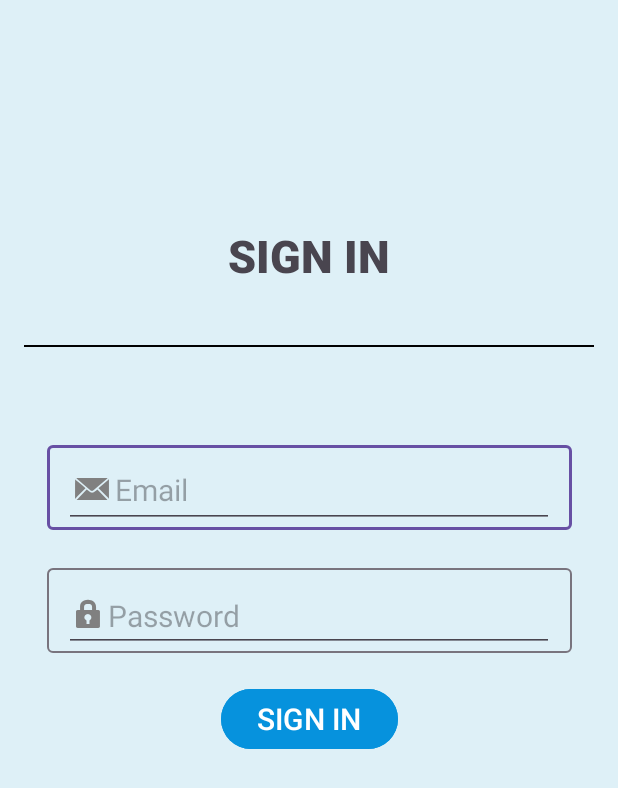
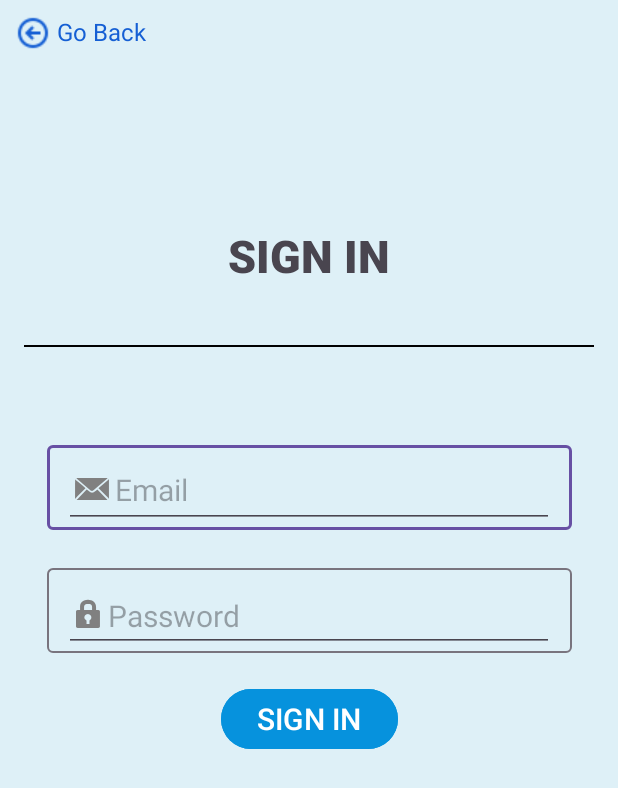
Before and after one commit to yernaz-togizbayev/travel_planner_app, an Android app: the SignInActivity screen opened directly, with no data from a screen before it, on a phone screen of 412 x 824 dp. Shown: the top 788 px of the screen. Run offline under Robolectric (Android 15) with nearby library versions, the phone set to English and light mode, and no system bars.

Commit message:
create GoBack functionality for SignIn screen

```diff
--- a/app/src/main/java/com/example/m3_01_08_reiseplaner/SignInActivity.java
+++ b/app/src/main/java/com/example/m3_01_08_reiseplaner/SignInActivity.java
@@ -2,7 +2,9 @@ package com.example.m3_01_08_reiseplaner;
 
 import androidx.appcompat.app.AppCompatActivity;
 
+import android.content.Intent;
 import android.os.Bundle;
+import android.view.View;
 
 public class SignInActivity extends AppCompatActivity {
 
@@ -11,4 +13,9 @@ public class SignInActivity extends AppCompatActivity {
         super.onCreate(savedInstanceState);
         setContentView(R.layout.activity_signin);
     }
+
+    public void SignInGoBackPress(View view) {
+        Intent intent = new Intent(SignInActivity.this, MainActivity.class);
+        startActivity(intent);
+    }
 }
--- a/app/src/main/res/layout/activity_signin.xml
+++ b/app/src/main/res/layout/activity_signin.xml
@@ -109,4 +109,20 @@
         app:layout_constraintStart_toStartOf="parent"
         app:layout_constraintTop_toBottomOf="@+id/textInputLayout2" />
 
+    <TextView
+        android:id="@+id/SignInGoback"
+        android:layout_width="wrap_content"
+        android:layout_height="wrap_content"
+        android:layout_marginStart="10dp"
+        android:layout_marginTop="10dp"
+        android:clickable="true"
+        android:drawableLeft="@drawable/goback_icon"
+        android:drawableTint="#155FD4"
+        android:onClick="SignInGoBackPress"
+        android:text=" Go Back"
+        android:textColor="#155FD4"
+        android:textSize="16sp"
+        app:layout_constraintStart_toStartOf="parent"
+        app:layout_constraintTop_toTopOf="parent" />
+
 </androidx.constraintlayout.widget.ConstraintLayout>
```
Also changed, not shown: app/src/main/res/drawable/goback_icon.png (added).
